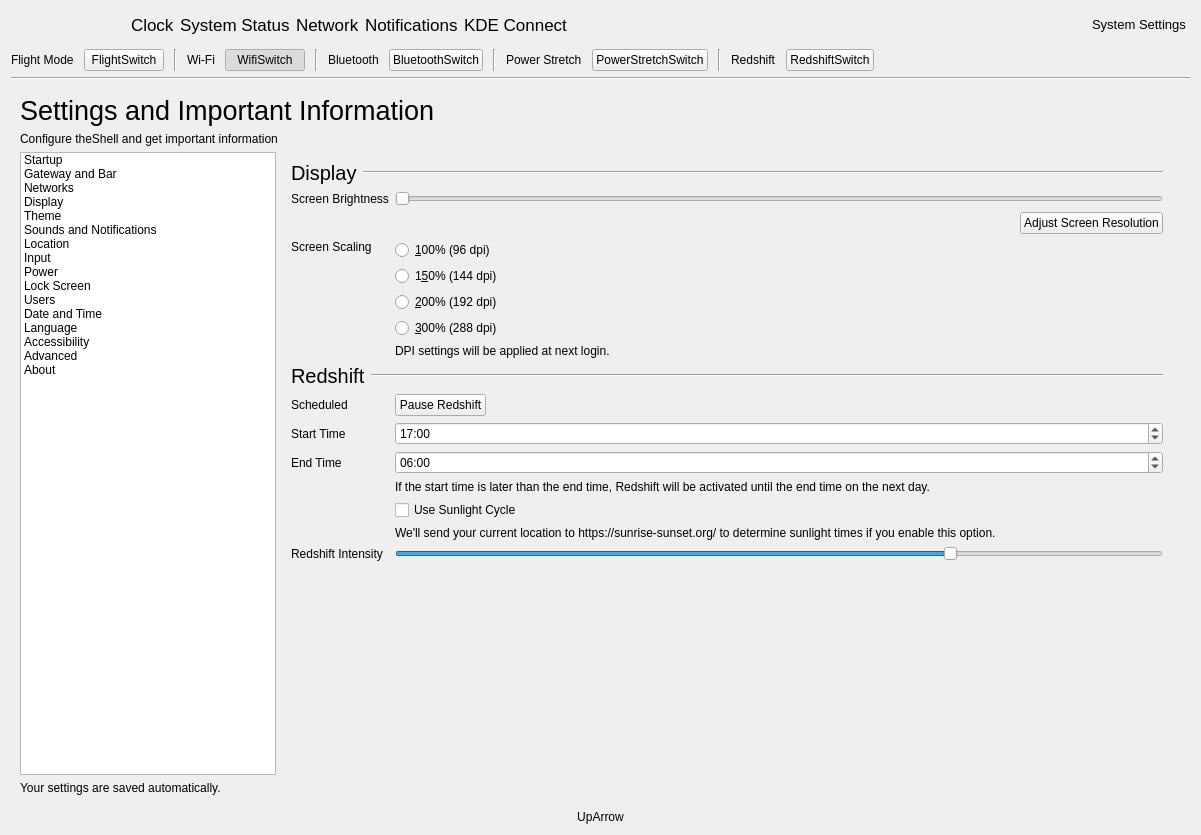
Old version of the form shell/infopanedropdown.ui in the repository vicr123/theshell.
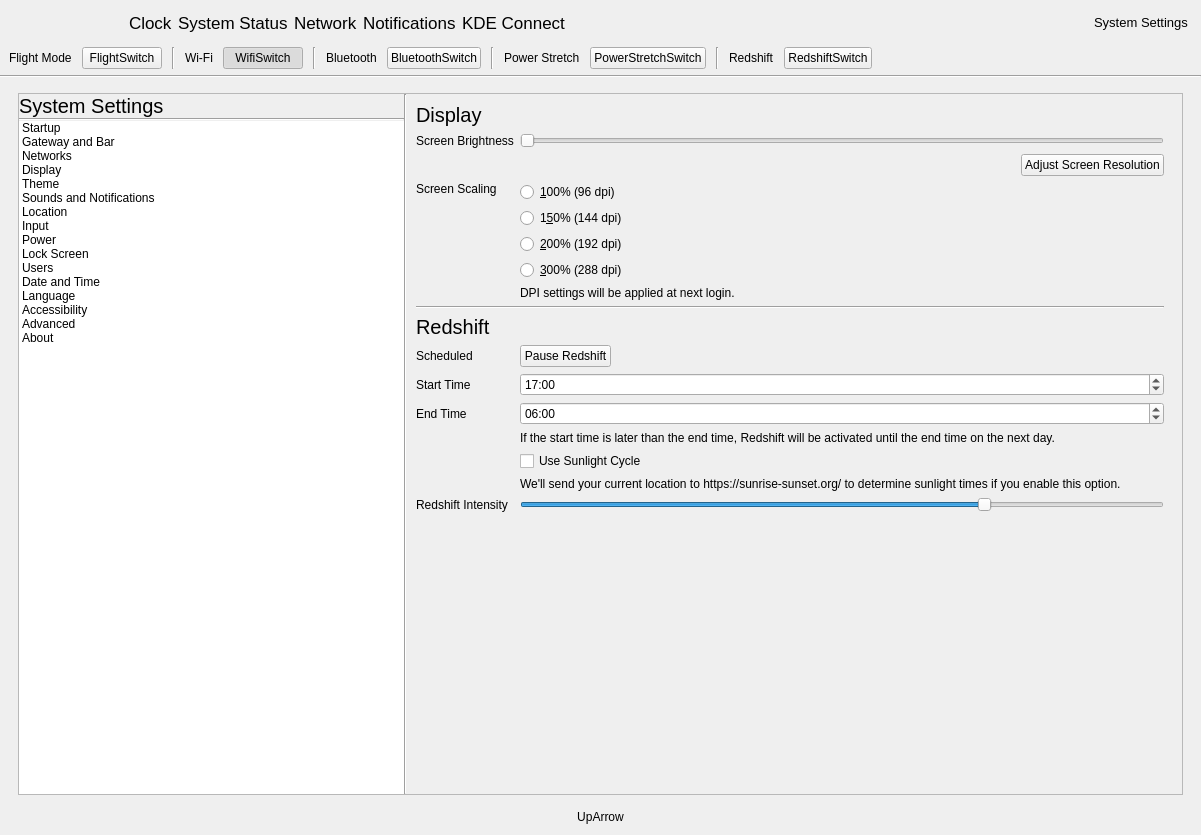
New version of the form. The open tabs and pages were chosen to show the change. Icons and pictures are not drawn. Custom widgets are drawn as their Qt base class.

```diff
--- a/shell/infopanedropdown.ui
+++ b/shell/infopanedropdown.ui
@@ -18,8 +18,23 @@
     <normaloff>:/icons/icon.svg</normaloff>:/icons/icon.svg</iconset>
   </property>
   <layout class="QVBoxLayout" name="verticalLayout_3">
+   <property name="spacing">
+    <number>0</number>
+   </property>
+   <property name="leftMargin">
+    <number>0</number>
+   </property>
+   <property name="topMargin">
+    <number>0</number>
+   </property>
+   <property name="rightMargin">
+    <number>0</number>
+   </property>
    <item>
     <widget class="QFrame" name="partFrame">
+     <property name="autoFillBackground">
+      <bool>true</bool>
+     </property>
      <property name="frameShape">
       <enum>QFrame::NoFrame</enum>
      </property>
@@ -30,17 +45,11 @@
       <property name="spacing">
        <number>10</number>
       </property>
-      <property name="leftMargin">
-       <number>0</number>
-      </property>
       <property name="topMargin">
-       <number>0</number>
-      </property>
-      <property name="rightMargin">
-       <number>0</number>
+       <number>9</number>
       </property>
       <property name="bottomMargin">
-       <number>0</number>
+       <number>6</number>
       </property>
       <item>
        <widget class="QFrame" name="horizontalFrame">
@@ -354,6 +363,20 @@
     </widget>
    </item>
    <item>
+    <layout class="QVBoxLayout" name="verticalLayout_39">
+     <property name="leftMargin">
+      <number>9</number>
+     </property>
+     <property name="topMargin">
+      <number>6</number>
+     </property>
+     <property name="rightMargin">
+      <number>9</number>
+     </property>
+     <property name="bottomMargin">
+      <number>6</number>
+     </property>
+     <item>
     <widget class="AnimatedStackedWidget" name="pageStack">
      <property name="currentIndex">
       <number>5</number>
@@ -1767,32 +1790,73 @@
       </property>
       <layout class="QVBoxLayout" name="verticalLayout_10">
        <item>
-        <widget class="QLabel" name="label_15">
-         <property name="font">
-          <font>
-           <pointsize>20</pointsize>
-          </font>
-         </property>
-         <property name="text">
-          <string>Settings and Important Information</string>
-         </property>
-        </widget>
-       </item>
-       <item>
-        <widget class="QLabel" name="label_16">
-         <property name="sizePolicy">
-          <sizepolicy hsizetype="Preferred" vsizetype="Preferred">
-           <horstretch>0</horstretch>
-           <verstretch>0</verstretch>
-          </sizepolicy>
-         </property>
-         <property name="text">
-          <string>Configure theShell and get important information</string>
-         </property>
-        </widget>
-       </item>
-       <item>
+          <widget class="QFrame" name="">
+           <property name="frameShape">
+            <enum>QFrame::StyledPanel</enum>
+           </property>
+           <property name="frameShadow">
+            <enum>QFrame::Raised</enum>
+           </property>
         <layout class="QHBoxLayout" name="horizontalLayout_7">
+            <property name="spacing">
+             <number>0</number>
+            </property>
+            <property name="leftMargin">
+             <number>0</number>
+            </property>
+            <property name="topMargin">
+             <number>0</number>
+            </property>
+            <property name="rightMargin">
+             <number>0</number>
+            </property>
+            <property name="bottomMargin">
+             <number>0</number>
+            </property>
+            <item>
+             <widget class="AnimatedStackedWidget" name="settingsListStack">
+              <property name="currentIndex">
+               <number>0</number>
+              </property>
+              <widget class="QWidget" name="page_21">
+               <layout class="QVBoxLayout" name="verticalLayout_13">
+                <property name="spacing">
+                 <number>0</number>
+                </property>
+                <property name="leftMargin">
+                 <number>0</number>
+                </property>
+                <property name="topMargin">
+                 <number>0</number>
+                </property>
+                <property name="rightMargin">
+                 <number>0</number>
+                </property>
+                <property name="bottomMargin">
+                 <number>0</number>
+                </property>
+                <item>
+                 <widget class="QLabel" name="label_102">
+                  <property name="font">
+                   <font>
+                    <pointsize>15</pointsize>
+                   </font>
+                  </property>
+                  <property name="text">
+                   <string>System Settings</string>
+                  </property>
+                  <property name="margin">
+                   <number>9</number>
+                  </property>
+                 </widget>
+                </item>
+                <item>
+                 <widget class="Line" name="line_23">
+                  <property name="orientation">
+                   <enum>Qt::Horizontal</enum>
+                  </property>
+                 </widget>
+                </item>
          <item>
           <widget class="QListWidget" name="settingsList">
            <property name="sizePolicy">
@@ -1801,6 +1865,9 @@
              <verstretch>0</verstretch>
             </sizepolicy>
            </property>
+                  <property name="frameShape">
+                   <enum>QFrame::NoFrame</enum>
+                  </property>
            <property name="editTriggers">
             <set>QAbstractItemView::NoEditTriggers</set>
            </property>
@@ -1956,8 +2023,26 @@
            </item>
           </widget>
          </item>
+               </layout>
+              </widget>
+              <widget class="QWidget" name="page_22"/>
+             </widget>
+            </item>
+            <item>
+             <widget class="Line" name="line_19">
+              <property name="orientation">
+               <enum>Qt::Vertical</enum>
+              </property>
+             </widget>
+            </item>
          <item>
           <widget class="QStackedWidget" name="settingsTabs">
+              <property name="sizePolicy">
+               <sizepolicy hsizetype="Expanding" vsizetype="Preferred">
+                <horstretch>0</horstretch>
+                <verstretch>0</verstretch>
+               </sizepolicy>
+              </property>
            <property name="currentIndex">
             <number>4</number>
            </property>
@@ -2481,69 +2566,6 @@
            <widget class="QWidget" name="page_14">
             <layout class="QVBoxLayout" name="verticalLayout_8">
              <item>
-              <widget class="QFrame" name="startupHeader_4">
-               <property name="frameShape">
-                <enum>QFrame::NoFrame</enum>
-               </property>
-               <property name="frameShadow">
-                <enum>QFrame::Raised</enum>
-               </property>
-               <layout class="QHBoxLayout" name="horizontalLayout_28">
-                <property name="leftMargin">
-                 <number>0</number>
-                </property>
-                <property name="topMargin">
-                 <number>0</number>
-                </property>
-                <property name="rightMargin">
-                 <number>0</number>
-                </property>
-                <property name="bottomMargin">
-                 <number>0</number>
-                </property>
-                <item>
-                 <widget class="QLabel" name="startupLabel_4">
-                  <property name="font">
-                   <font>
-                    <pointsize>15</pointsize>
-                   </font>
-                  </property>
-                  <property name="text">
-                   <string>Network</string>
-                  </property>
-                 </widget>
-                </item>
-                <item>
-                 <widget class="Line" name="startupLine_4">
-                  <property name="sizePolicy">
-                   <sizepolicy hsizetype="Expanding" vsizetype="Fixed">
-                    <horstretch>0</horstretch>
-                    <verstretch>0</verstretch>
-                   </sizepolicy>
-                  </property>
-                  <property name="orientation">
-                   <enum>Qt::Horizontal</enum>
-                  </property>
-                 </widget>
-                </item>
-               </layout>
-              </widget>
-             </item>
-             <item>
-              <layout class="QVBoxLayout" name="verticalLayout_13">
-               <property name="leftMargin">
-                <number>9</number>
-               </property>
-               <property name="topMargin">
-                <number>9</number>
-               </property>
-               <property name="rightMargin">
-                <number>9</number>
-               </property>
-               <property name="bottomMargin">
-                <number>9</number>
-               </property>
-               <item>
                 <widget class="NetworkWidget" name="networkManagerSettings" native="true">
                  <property name="sizePolicy">
                   <sizepolicy hsizetype="Preferred" vsizetype="Expanding">
@@ -2554,8 +2576,6 @@
                 </widget>
                </item>
               </layout>
-             </item>
-            </layout>
            </widget>
            <widget class="QWidget" name="DisplaySettings">
             <layout class="QVBoxLayout" name="verticalLayout_34">
@@ -2575,8 +2595,8 @@
                  <rect>
                   <x>0</x>
                   <y>0</y>
-                  <width>372</width>
-                  <height>565</height>
+                     <width>854</width>
+                     <height>674</height>
                  </rect>
                 </property>
                 <layout class="QGridLayout" name="gridLayout_21">
@@ -2637,7 +2657,7 @@
                    </layout>
                   </widget>
                  </item>
-                 <item row="6" column="0">
+                    <item row="7" column="0">
                   <widget class="QLabel" name="label_5">
                    <property name="text">
                     <string>Start Time</string>
@@ -2660,7 +2680,7 @@
                    </property>
                   </widget>
                  </item>
-                 <item row="9" column="1">
+                    <item row="10" column="1">
                   <widget class="QCheckBox" name="sunlightRedshift">
                    <property name="enabled">
                     <bool>true</bool>
@@ -2670,7 +2690,7 @@
                    </property>
                   </widget>
                  </item>
-                 <item row="8" column="1">
+                    <item row="9" column="1">
                   <widget class="QLabel" name="label_57">
                    <property name="text">
                     <string>If the start time is later than the end time, Redshift will be activated until the end time on the next day.</string>
@@ -2680,70 +2700,21 @@
                    </property>
                   </widget>
                  </item>
-                 <item row="7" column="0">
+                    <item row="8" column="0">
                   <widget class="QLabel" name="label_8">
                    <property name="text">
                     <string>End Time</string>
                    </property>
                   </widget>
                  </item>
-                 <item row="11" column="0">
+                    <item row="12" column="0">
                   <widget class="QLabel" name="label_18">
                    <property name="text">
                     <string>Redshift Intensity</string>
                    </property>
                   </widget>
                  </item>
-                 <item row="4" column="0" colspan="2">
-                  <widget class="QFrame" name="redshiftHeader">
-                   <property name="frameShape">
-                    <enum>QFrame::NoFrame</enum>
-                   </property>
-                   <property name="frameShadow">
-                    <enum>QFrame::Raised</enum>
-                   </property>
-                   <layout class="QHBoxLayout" name="horizontalLayout_9">
-                    <property name="leftMargin">
-                     <number>0</number>
-                    </property>
-                    <property name="topMargin">
-                     <number>0</number>
-                    </property>
-                    <property name="rightMargin">
-                     <number>0</number>
-                    </property>
-                    <property name="bottomMargin">
-                     <number>0</number>
-                    </property>
-                    <item>
-                     <widget class="QLabel" name="redshiftLabel">
-                      <property name="font">
-                       <font>
-                        <pointsize>15</pointsize>
-                       </font>
-                      </property>
-                      <property name="text">
-                       <string>Redshift</string>
-                      </property>
-                     </widget>
-                    </item>
-                    <item>
-                     <widget class="Line" name="redshiftLine">
-                      <property name="sizePolicy">
-                       <sizepolicy hsizetype="Expanding" vsizetype="Fixed">
-                        <horstretch>0</horstretch>
-                        <verstretch>0</verstretch>
-                       </sizepolicy>
-                      </property>
-                      <property name="orientation">
-                       <enum>Qt::Horizontal</enum>
-                      </property>
-                     </widget>
-                    </item>
-                   </layout>
-                  </widget>
-                 </item>
-                 <item row="7" column="1">
+                    <item row="8" column="1">
                   <widget class="QTimeEdit" name="endRedshift">
                    <property name="dateTime">
                     <datetime>
@@ -2760,7 +2731,7 @@
                    </property>
                   </widget>
                  </item>
-                 <item row="11" column="1">
+                    <item row="12" column="1">
                   <widget class="QSlider" name="redshiftIntensity">
                    <property name="minimum">
                     <number>1000</number>
@@ -2782,7 +2753,7 @@
                    </property>
                   </widget>
                  </item>
-                 <item row="6" column="1">
+                    <item row="7" column="1">
                   <widget class="QTimeEdit" name="startRedshift">
                    <property name="dateTime">
                     <datetime>
@@ -2852,7 +2823,7 @@
                    </item>
                   </layout>
                  </item>
-                 <item row="12" column="1">
+                    <item row="13" column="1">
                   <spacer name="verticalSpacer_26">
                    <property name="orientation">
                     <enum>Qt::Vertical</enum>
@@ -2865,14 +2836,14 @@
                    </property>
                   </spacer>
                  </item>
-                 <item row="5" column="0">
+                    <item row="6" column="0">
                   <widget class="QLabel" name="label_44">
                    <property name="text">
                     <string>Scheduled</string>
                    </property>
                   </widget>
                  </item>
-                 <item row="5" column="1">
+                    <item row="6" column="1">
                   <layout class="QHBoxLayout" name="horizontalLayout_48">
                    <item>
                     <widget class="Switch" name="redshiftPause">
@@ -2896,56 +2867,7 @@
                    </item>
                   </layout>
                  </item>
-                 <item row="0" column="0" colspan="2">
-                  <widget class="QFrame" name="displayHeader">
-                   <property name="frameShape">
-                    <enum>QFrame::NoFrame</enum>
-                   </property>
-                   <property name="frameShadow">
-                    <enum>QFrame::Raised</enum>
-                   </property>
-                   <layout class="QHBoxLayout" name="horizontalLayout_8">
-                    <property name="leftMargin">
-                     <number>0</number>
-                    </property>
-                    <property name="topMargin">
-                     <number>0</number>
-                    </property>
-                    <property name="rightMargin">
-                     <number>0</number>
-                    </property>
-                    <property name="bottomMargin">
-                     <number>0</number>
-                    </property>
-                    <item>
-                     <widget class="QLabel" name="displayLabel">
-                      <property name="font">
-                       <font>
-                        <pointsize>15</pointsize>
-                       </font>
-                      </property>
-                      <property name="text">
-                       <string>Display</string>
-                      </property>
-                     </widget>
-                    </item>
-                    <item>
-                     <widget class="Line" name="displayLine">
-                      <property name="sizePolicy">
-                       <sizepolicy hsizetype="Expanding" vsizetype="Fixed">
-                        <horstretch>0</horstretch>
-                        <verstretch>0</verstretch>
-                       </sizepolicy>
-                      </property>
-                      <property name="orientation">
-                       <enum>Qt::Horizontal</enum>
-                      </property>
-                     </widget>
-                    </item>
-                   </layout>
-                  </widget>
-                 </item>
-                 <item row="10" column="1">
+                    <item row="11" column="1">
                   <widget class="QLabel" name="label_96">
                    <property name="text">
                     <string>We'll send your current location to https://sunrise-sunset.org/ to determine sunlight times if you enable this option.</string>
@@ -2955,6 +2877,37 @@
                    </property>
                   </widget>
                  </item>
+                    <item row="5" column="0" colspan="2">
+                     <widget class="QLabel" name="redshiftLabel">
+                      <property name="font">
+                       <font>
+                        <pointsize>15</pointsize>
+                       </font>
+                      </property>
+                      <property name="text">
+                       <string>Redshift</string>
+                      </property>
+                     </widget>
+                    </item>
+                    <item row="0" column="0" colspan="2">
+                     <widget class="QLabel" name="displayLabel">
+                      <property name="font">
+                       <font>
+                        <pointsize>15</pointsize>
+                       </font>
+                      </property>
+                      <property name="text">
+                       <string>Display</string>
+                      </property>
+                     </widget>
+                    </item>
+                    <item row="4" column="0" colspan="2">
+                     <widget class="Line" name="line_20">
+                      <property name="orientation">
+                       <enum>Qt::Horizontal</enum>
+                      </property>
+                     </widget>
+                    </item>
                 </layout>
                </widget>
               </widget>
@@ -5452,22 +5405,30 @@
                </property>
               </widget>
              </item>
-            </layout>
-           </widget>
-          </widget>
-         </item>
-        </layout>
-       </item>
-       <item>
-        <widget class="QLabel" name="label_3">
+                <item row="3" column="0">
+                 <widget class="QLabel" name="tsVersion">
+                  <property name="font">
+                   <font>
+                    <pointsize>15</pointsize>
+                   </font>
+                  </property>
          <property name="text">
-          <string>Your settings are saved automatically.</string>
+                   <string notr="true">theShell %1</string>
          </property>
         </widget>
        </item>
       </layout>
      </widget>
     </widget>
+            </item>
+           </layout>
+          </widget>
+         </item>
+        </layout>
+       </widget>
+      </widget>
+     </item>
+    </layout>
    </item>
    <item>
     <widget class="ClickableLabel" name="upArrow">
```
Left out of the diff: 853 changed lines with no effect on the pictures. Lines whose indentation alone changed are shown as unchanged.
